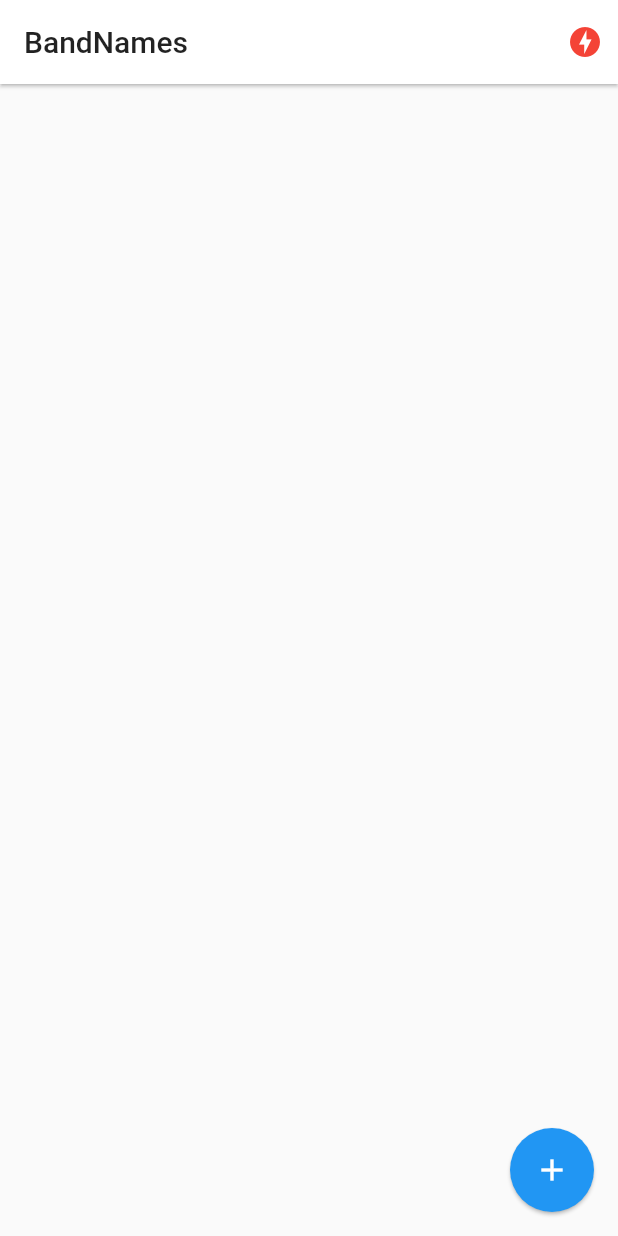
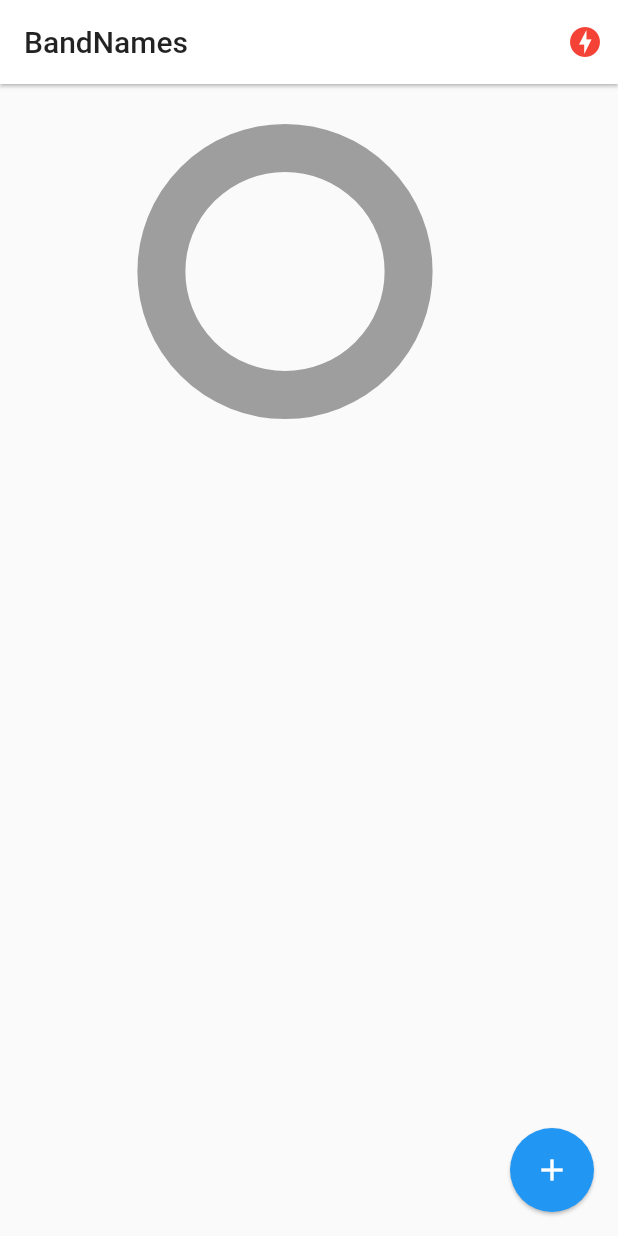
Before and after one commit to MrFebres/flutter_app_socketio, a Flutter app: the screen it shows after launch, on a phone screen of 412 x 824 dp. Run offline on Flutter 3.47's test engine with Material 2 defaults, Android fonts, the phone set to English and light mode, and no system bars; drawn by our look-alikes of pie_chart; our stand-ins replace socket_io_client; network calls fail.

```diff
--- a/lib/pages/home.dart
+++ b/lib/pages/home.dart
@@ -2,6 +2,7 @@ import 'dart:io';
 
 import 'package:flutter/cupertino.dart';
 import 'package:flutter/material.dart';
+import 'package:pie_chart/pie_chart.dart';
 import 'package:provider/provider.dart';
 
 import 'package:socketio_app/models/band.dart';
@@ -70,9 +71,16 @@ class _HomePageState extends State<HomePage> {
           style: TextStyle(color: Colors.black87),
         ),
       ),
-      body: ListView.builder(
-        itemBuilder: (_, i) => _bandTile(bands[i]),
-        itemCount: bands.length,
+      body: Column(
+        children: [
+          _showGraph(),
+          Expanded(
+            child: ListView.builder(
+              itemBuilder: (_, i) => _bandTile(bands[i]),
+              itemCount: bands.length,
+            ),
+          )
+        ],
       ),
       floatingActionButton: FloatingActionButton(
         elevation: 1,
@@ -175,4 +183,50 @@ class _HomePageState extends State<HomePage> {
 
     Navigator.pop(context);
   }
+
+  Widget _showGraph() {
+    Map<String, double> dataMap = {};
+
+    // ignore: avoid_function_literals_in_foreach_calls
+    bands.forEach((band) {
+      dataMap.putIfAbsent(band.name, () => band.votes.toDouble());
+    });
+
+    final List<Color> colorList = [
+      Colors.blue,
+      Colors.pink,
+      Colors.yellowAccent,
+      Colors.orangeAccent,
+    ];
+
+    return Container(
+      padding: const EdgeInsets.all(10),
+      height: 250,
+      child: PieChart(
+        animationDuration: const Duration(milliseconds: 800),
+        chartLegendSpacing: 32,
+        chartRadius: MediaQuery.of(context).size.width / 2.5,
+        chartType: ChartType.ring,
+        chartValuesOptions: const ChartValuesOptions(
+          showChartValueBackground: true,
+          showChartValues: true,
+          showChartValuesInPercentage: true,
+          showChartValuesOutside: true,
+          decimalPlaces: 1,
+        ),
+        colorList: colorList,
+        dataMap: dataMap,
+        initialAngleInDegree: 0,
+        ringStrokeWidth: 32,
+        legendOptions: const LegendOptions(
+          legendTextStyle: TextStyle(
+            fontWeight: FontWeight.bold,
+          ),
+          legendPosition: LegendPosition.right,
+          showLegends: true,
+          showLegendsInRow: false,
+        ),
+      ),
+    );
+  }
 }
--- a/pubspec.yaml
+++ b/pubspec.yaml
@@ -34,6 +34,7 @@ dependencies:
   # The following adds the Cupertino Icons font to your application.
   # Use with the CupertinoIcons class for iOS style icons.
   cupertino_icons: ^1.0.2
+  pie_chart: ^5.3.0
   provider: ^6.0.2
   socket_io_client: ^2.0.0-beta.4-nullsafety.0
   web_socket_channel: ^2.2.0
```
Also changed, not shown: pubspec.lock.
